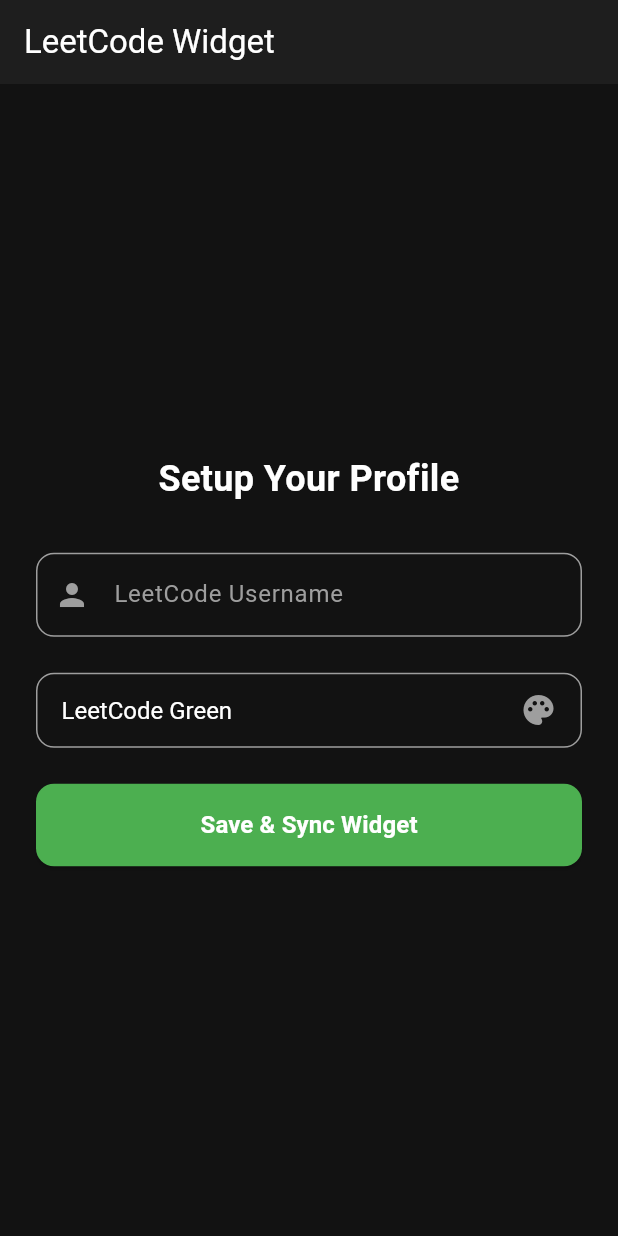
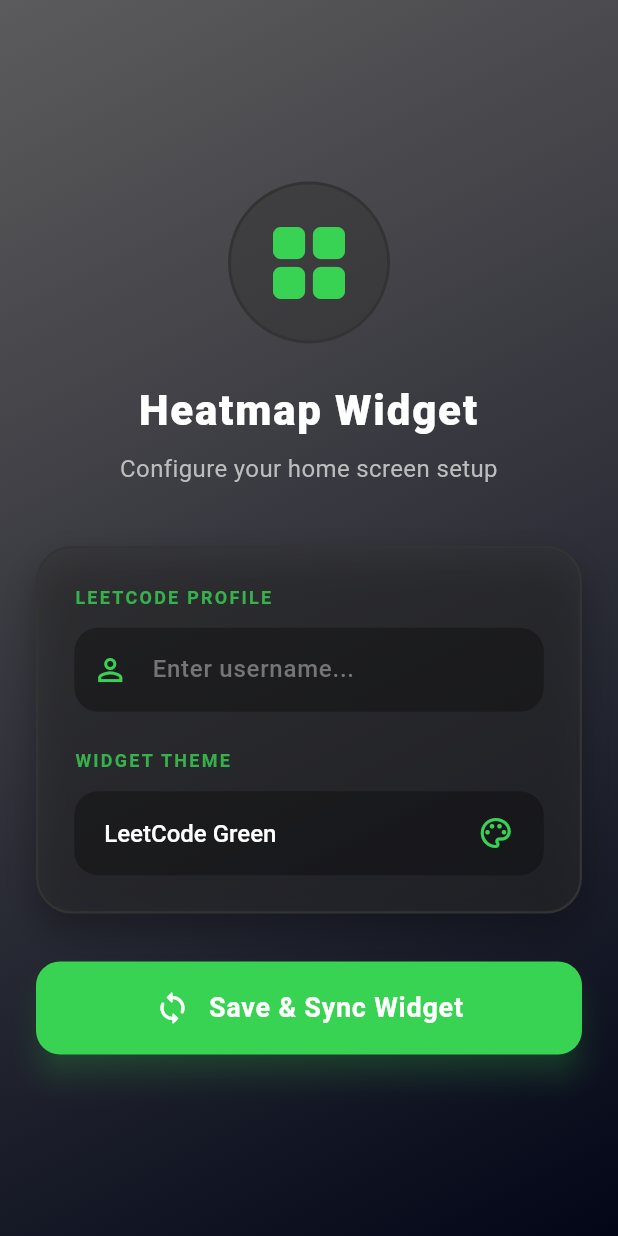
Before and after one commit to AjaxxIsHere/Leetcode-HeatMap-Widget-App, a Flutter app: the screen it shows after launch, on a phone screen of 412 x 824 dp. Run offline on Flutter 3.47's test engine with Material 3 defaults, Android fonts, the phone set to English and light mode, and no system bars; our stand-ins replace shared_preferences; missing offline and left inert: home_widget, workmanager; statements that could not run were skipped.

Commit message:
First widget implementation complete

```diff
--- a/lib/main.dart
+++ b/lib/main.dart
@@ -225,67 +225,122 @@
     }
   }
 
+  // Converts a hex string like "#39d353" to a Flutter Color object
+  Color _hexToColor(String hexString) {
+    final buffer = StringBuffer();
+    if (hexString.length == 6 || hexString.length == 7) buffer.write('ff');
+    buffer.write(hexString.replaceFirst('#', ''));
+    return Color(int.parse(buffer.toString(), radix: 16));
+  }
+
   @override
   Widget build(BuildContext context) {
-    // A clean, dark-themed starting point for our ricing setup
+    // 1. Extract the current palette string
+    final currentPalette = themePalettes[_selectedTheme]!.split(',');
+
+    // 2. Generate our dynamic UI colors!
+    final Color baseColor = _hexToColor(currentPalette[0]); // Darkest (Index 0)
+    final Color accentColor = _hexToColor(currentPalette.last); // Brightest (Index 4)
+
     return Scaffold(
-      backgroundColor: const Color(0xFF121212),
-      appBar: AppBar(
-        title: const Text(
-          "LeetCode Widget",
-          style: TextStyle(color: Colors.white),
+      // Dynamic Background: Fades from the theme's base color down to pure black
+      body: Container(
+        decoration: BoxDecoration(
+          gradient: LinearGradient(
+            begin: Alignment.topLeft,
+            end: Alignment.bottomRight,
+            colors: [
+              baseColor.withValues(alpha: 0.8),
+              const Color(0xFF020617),
+            ],
           ),
-        backgroundColor: const Color(0xFF1E1E1E),
-        elevation: 0,
         ),
-      body: Padding(
-        padding: const EdgeInsets.all(24.0),
+        child: SafeArea(
+          child: Center(
+            child: SingleChildScrollView(
+              padding: const EdgeInsets.symmetric(horizontal: 24.0, vertical: 32.0),
               child: Column(
                 mainAxisAlignment: MainAxisAlignment.center,
                 crossAxisAlignment: CrossAxisAlignment.stretch,
                 children: [
+                  // Hero Icon Header - Now tinted with the Accent Color!
+                  Container(
+                    padding: const EdgeInsets.all(20),
+                    decoration: BoxDecoration(
+                      color: baseColor.withValues(alpha: 0.5),
+                      shape: BoxShape.circle,
+                      border: Border.all(color: baseColor, width: 2),
+                    ),
+                    child: Icon(Icons.grid_view_rounded, size: 64, color: accentColor),
+                  ),
+                  const SizedBox(height: 24),
                   const Text(
-              "Setup Your Profile",
+                    "Heatmap Widget",
                     style: TextStyle(
-                fontSize: 24,
-                fontWeight: FontWeight.bold,
+                      fontSize: 28,
+                      fontWeight: FontWeight.w800,
                       color: Colors.white,
+                      letterSpacing: 1.2,
                     ),
                     textAlign: TextAlign.center,
                   ),
-            const SizedBox(height: 32),
+                  const SizedBox(height: 8),
+                  Text(
+                    "Configure your home screen setup",
+                    style: TextStyle(fontSize: 16, color: Colors.grey[400]),
+                    textAlign: TextAlign.center,
+                  ),
+                  const SizedBox(height: 40),
+
+                  // The "Settings Card" - Dynamically tinted by the Base Color
+                  Container(
+                    padding: const EdgeInsets.all(24),
+                    decoration: BoxDecoration(
+                      color: baseColor.withValues(alpha: 0.4),
+                      borderRadius: BorderRadius.circular(24),
+                      border: Border.all(color: baseColor, width: 1.5),
+                      boxShadow: [
+                        BoxShadow(
+                          color: Colors.black.withValues(alpha: 0.3),
+                          blurRadius: 20,
+                          offset: const Offset(0, 10),
+                        ),
+                    ]),
+                    child: Column(
+                      crossAxisAlignment: CrossAxisAlignment.start,
+                      children: [
+                        Text("LEETCODE PROFILE", style: TextStyle(color: accentColor.withValues(alpha: 0.8), fontSize: 12, fontWeight: FontWeight.bold, letterSpacing: 1.5)),
+                        const SizedBox(height: 12),
                         TextField(
                           controller: _usernameController,
-              style: const TextStyle(color: Colors.white),
+                          style: const TextStyle(color: Colors.white, fontWeight: FontWeight.w500),
                           decoration: InputDecoration(
-                labelText: "LeetCode Username",
-                labelStyle: const TextStyle(color: Colors.grey),
-                enabledBorder: OutlineInputBorder(
-                  borderSide: const BorderSide(color: Colors.grey),
-                  borderRadius: BorderRadius.circular(12),
-                ),
-                focusedBorder: OutlineInputBorder(
-                  borderSide: const BorderSide(color: Colors.green),
-                  borderRadius: BorderRadius.circular(12),
-                ),
-                prefixIcon: const Icon(Icons.person, color: Colors.grey),
+                            filled: true,
+                            fillColor: Colors.black.withValues(alpha: 0.3),
+                            hintText: "Enter username...",
+                            hintStyle: TextStyle(color: Colors.grey[600]),
+                            contentPadding: const EdgeInsets.symmetric(vertical: 16, horizontal: 20),
+                            border: OutlineInputBorder(borderRadius: BorderRadius.circular(16), borderSide: BorderSide.none),
+                            focusedBorder: OutlineInputBorder(borderRadius: BorderRadius.circular(16), borderSide: BorderSide(color: accentColor, width: 2)),
+                            prefixIcon: Icon(Icons.person_outline, color: accentColor),
                           ),
                         ),
                         const SizedBox(height: 24),
-
+                        Text("WIDGET THEME", style: TextStyle(color: accentColor.withValues(alpha: 0.8), fontSize: 12, fontWeight: FontWeight.bold, letterSpacing: 1.5)),
+                        const SizedBox(height: 12),
                         Container(
-              padding: const EdgeInsets.symmetric(horizontal: 16),
+                          padding: const EdgeInsets.symmetric(horizontal: 20, vertical: 4),
                           decoration: BoxDecoration(
-                border: Border.all(color: Colors.grey),
-                borderRadius: BorderRadius.circular(12),
+                            color: Colors.black.withValues(alpha: 0.3),
+                            borderRadius: BorderRadius.circular(16),
                           ),
                           child: DropdownButtonHideUnderline(
                             child: DropdownButton<String>(
                               value: _selectedTheme,
-                  dropdownColor: const Color(0xFF1E1E1E),
-                  icon: const Icon(Icons.palette, color: Colors.grey),
+                              dropdownColor: baseColor,
+                              icon: Icon(Icons.palette_outlined, color: accentColor),
                               isExpanded: true,
-                  style: const TextStyle(color: Colors.white, fontSize: 16),
+                              style: const TextStyle(color: Colors.white, fontSize: 16, fontWeight: FontWeight.w500),
                               items: themePalettes.keys.map((String themeName) {
                                 return DropdownMenuItem<String>(
                                   value: themeName,
@@ -293,47 +348,44 @@
                                 );
                               }).toList(),
                               onChanged: (String? newValue) {
-                    if (newValue != null) {
-                      setState(() {
-                        _selectedTheme = newValue;
-                      });
-                    }
+                                if (newValue != null) setState(() => _selectedTheme = newValue);
                               },
-                ),
-              ),
-            ),
-            const SizedBox(height: 24),
-
-            ElevatedButton(
-              onPressed: _isLoading ? null : updateWidget,
-              style: ElevatedButton.styleFrom(
-                backgroundColor: Colors.green,
-                padding: const EdgeInsets.symmetric(vertical: 16),
-                shape: RoundedRectangleBorder(
-                  borderRadius: BorderRadius.circular(12),
-                ),
-              ),
-              child: _isLoading
-                  ? const SizedBox(
-                      height: 20,
-                      width: 20,
-                      child: CircularProgressIndicator(
-                        color: Colors.white,
-                        strokeWidth: 2,
-                      ),
-                    )
-                  : const Text(
-                      "Save & Sync Widget",
-                      style: TextStyle(
-                        fontSize: 16,
-                        fontWeight: FontWeight.bold,
-                        color: Colors.white,
                             ),
                           ),
                         ),
                       ],
                     ),
                   ),
+                  const SizedBox(height: 32),
+
+                  // The Save Button - Powered entirely by the Accent Color
+                  ElevatedButton(
+                    onPressed: _isLoading ? null : updateWidget,
+                    style: ElevatedButton.styleFrom(
+                      backgroundColor: accentColor,
+                      foregroundColor: baseColor.computeLuminance() > 0.5 ? Colors.black : Colors.white, // Auto-adjust text color for readability
+                      padding: const EdgeInsets.symmetric(vertical: 18),
+                      elevation: 8,
+                      shadowColor: accentColor.withValues(alpha: 0.5),
+                      shape: RoundedRectangleBorder(borderRadius: BorderRadius.circular(16)),
+                    ),
+                    child: _isLoading
+                        ? const SizedBox(height: 24, width: 24, child: CircularProgressIndicator(color: Colors.white, strokeWidth: 3))
+                        : const Row(
+                            mainAxisAlignment: MainAxisAlignment.center,
+                            children: [
+                              Icon(Icons.sync_rounded, size: 24),
+                              SizedBox(width: 12),
+                              Text("Save & Sync Widget", style: TextStyle(fontSize: 18, fontWeight: FontWeight.bold, letterSpacing: 0.5)),
+                            ],
+                          ),
+                  ),
+                ],
+              ),
+            ),
+          ),
+        ),
+      ),
     );
   }
 }
```
Also changed, not shown: pubspec.yaml (+9 -3 lines), pubspec.lock, 58 other files. Lines whose indentation alone changed are shown as unchanged.
